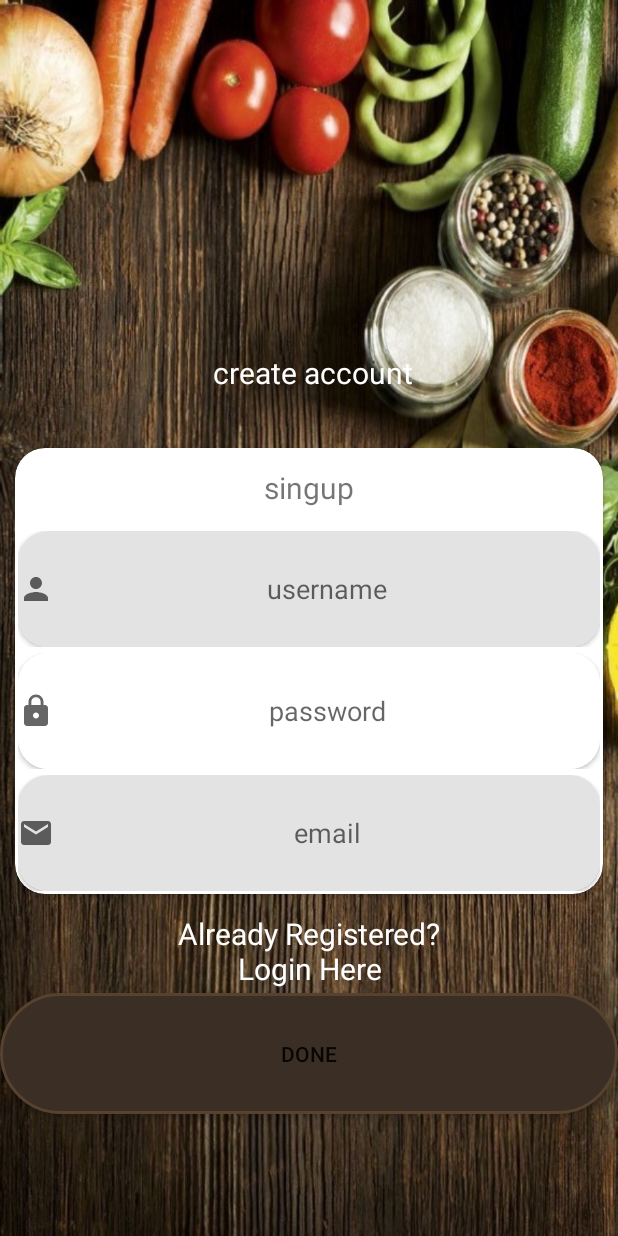
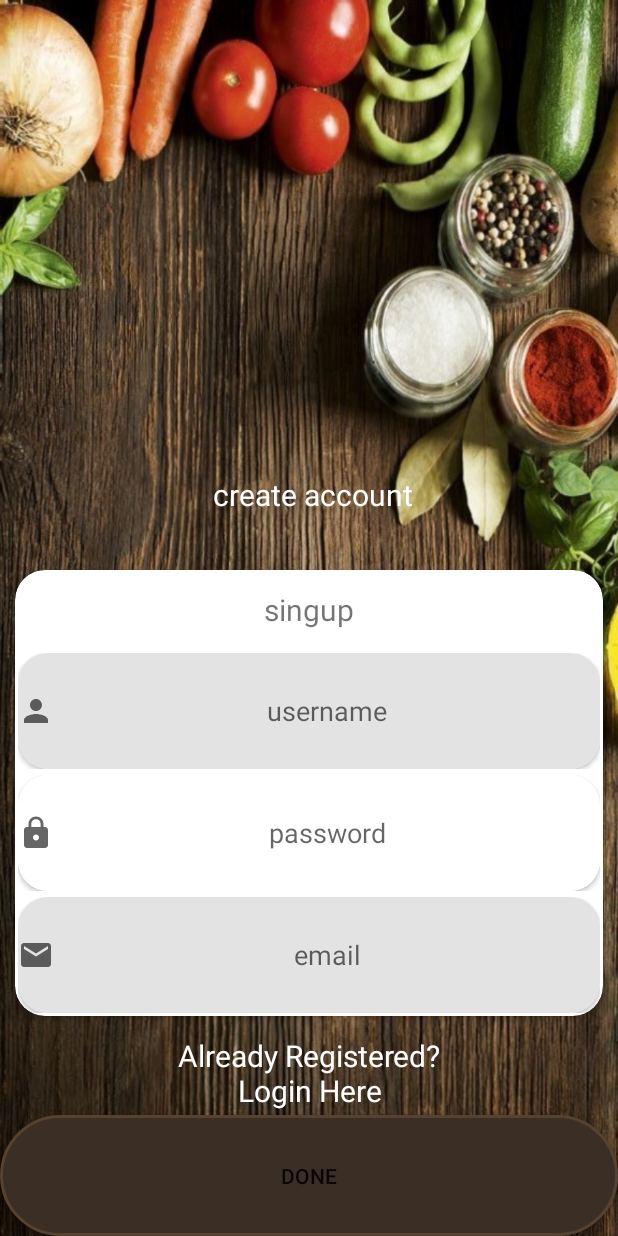
Before and after one commit to alireza101/androidproject, an Android app: the screen it shows after launch (signup_activity), after a tap on "SKIP", on a phone screen of 412 x 824 dp. Run offline under Robolectric (Android 15) with nearby library versions, the phone set to English and light mode, and no system bars; our stand-ins replace Picasso; pictures from the network do not load.

Commit message:
3.0.0.0.0 change litter code modified

```diff
--- a/app/src/main/java/com/example/android1project/MainActivity.java
+++ b/app/src/main/java/com/example/android1project/MainActivity.java
@@ -32,14 +32,13 @@ public class MainActivity extends AppCompatActivity {
             startActivity(new Intent(this, signup_activity.class));
             finish();
         }
-        preferences.edit().putString("startac","1").apply();
         skipbtn=findViewById(R.id.skipbtn);
         nextbtn=findViewById(R.id.nextbtn);
 
         skipbtn.setOnClickListener(new View.OnClickListener() {
             @Override
             public void onClick(View view) {
-
+                preferences.edit().putString("startac","1").apply();
                 Intent i =new Intent(MainActivity.this, signup_activity.class);
                 startActivity(i);
                 finish();
@@ -52,6 +51,7 @@ public class MainActivity extends AppCompatActivity {
                 if (getitem(0)<2) {
                     msliderviewpager.setCurrentItem(getitem(1), true);
                 }else {
+                    preferences.edit().putString("startac","1").apply();
                     Intent i =new Intent(MainActivity.this, signup_activity.class);
                     startActivity(i);
                     finish();
--- a/app/src/main/java/com/example/android1project/viewpageradapter.java
+++ b/app/src/main/java/com/example/android1project/viewpageradapter.java
@@ -12,14 +12,16 @@ import android.widget.TextView;
 import androidx.annotation.NonNull;
 import androidx.viewpager.widget.PagerAdapter;
 
+import com.squareup.picasso.Picasso;
+
 public class viewpageradapter extends PagerAdapter {
 
     Context context;
 
-    int images[] = {
-            R.drawable.page1,
-            R.drawable.page2,
-            R.drawable.page3
+    String images[] = {
+            "https://res.cloudinary.com/dlgnk4lmq/image/upload/v1631765973/android1pro/firstactivity/page1.jpg",
+            "https://res.cloudinary.com/dlgnk4lmq/image/upload/v1631765973/android1pro/firstactivity/page2.jpg",
+            "https://res.cloudinary.com/dlgnk4lmq/image/upload/v1631765973/android1pro/firstactivity/page3.jpg"
     };
 
     int headings[] = {
@@ -59,7 +61,7 @@ public class viewpageradapter extends PagerAdapter {
         TextView slideheading=(TextView) view.findViewById(R.id.texttitle);
         TextView slidedescription=(TextView) view.findViewById(R.id.textdeccription);
 
-        slidetitleimage.setImageResource(images[position]);
+        Picasso.with(context).load(images[position]).into(slidetitleimage);
         slideheading.setText(headings[position]);
         slidedescription.setText(description[position]);
 
--- a/app/src/main/res/layout/activity_login.xml
+++ b/app/src/main/res/layout/activity_login.xml
@@ -7,6 +7,7 @@
     tools:context=".login_activity"
     android:background="@drawable/loginpicture"
     android:orientation="vertical"
+    android:gravity="bottom"
     android:weightSum="10">
 
     <View
@@ -138,6 +139,7 @@
     <androidx.appcompat.widget.AppCompatButton
         android:id="@+id/btnlogin"
         android:layout_width="match_parent"
+        android:layout_gravity="bottom"
 
         android:layout_height="0dp"
         android:layout_weight="1"
--- a/app/src/main/res/layout/activity_main.xml
+++ b/app/src/main/res/layout/activity_main.xml
@@ -39,14 +39,15 @@
     <androidx.viewpager.widget.ViewPager
         android:id="@+id/sliderviewpager"
         android:layout_width="match_parent"
+
         android:layout_height="0dp"
-        android:layout_weight="7"/>
+        android:layout_weight="7.4"/>
 
     <LinearLayout
         android:id="@+id/indicator_layout"
         android:layout_width="match_parent"
         android:layout_height="0dp"
-        android:layout_weight="1"
+        android:layout_weight=".7"
         android:layout_gravity="center"
         android:gravity="center"
         android:orientation="horizontal" />
--- a/app/src/main/res/layout/activity_signup.xml
+++ b/app/src/main/res/layout/activity_signup.xml
@@ -6,6 +6,7 @@
     android:layout_height="match_parent"
     android:background="@drawable/loginpicture"
     android:orientation="vertical"
+    android:gravity="bottom"
     android:weightSum="10">
 
     <View
--- a/app/src/main/res/values/colors.xml
+++ b/app/src/main/res/values/colors.xml
@@ -9,6 +9,7 @@
     <color name="white">#FFFFFFFF</color>
     <color name="white1">#CACACA</color>
     <color name="black">#3B2E24</color>
+    <color name="black1">#000000</color>
     <color name="gold">#56422E</color>
 
 </resources>
```
Also changed, not shown: app/src/main/res/layout/slider_layout.xml (+4 -3 lines), app/src/main/res/values-v21/themes.xml (line endings or trailing spaces).
